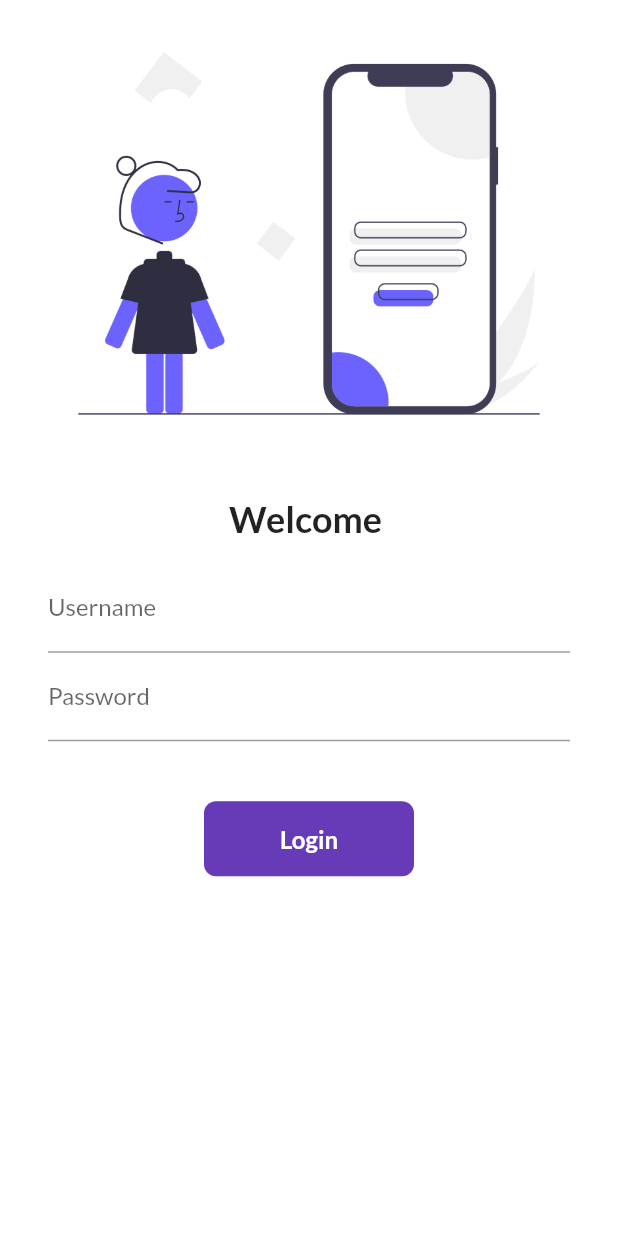
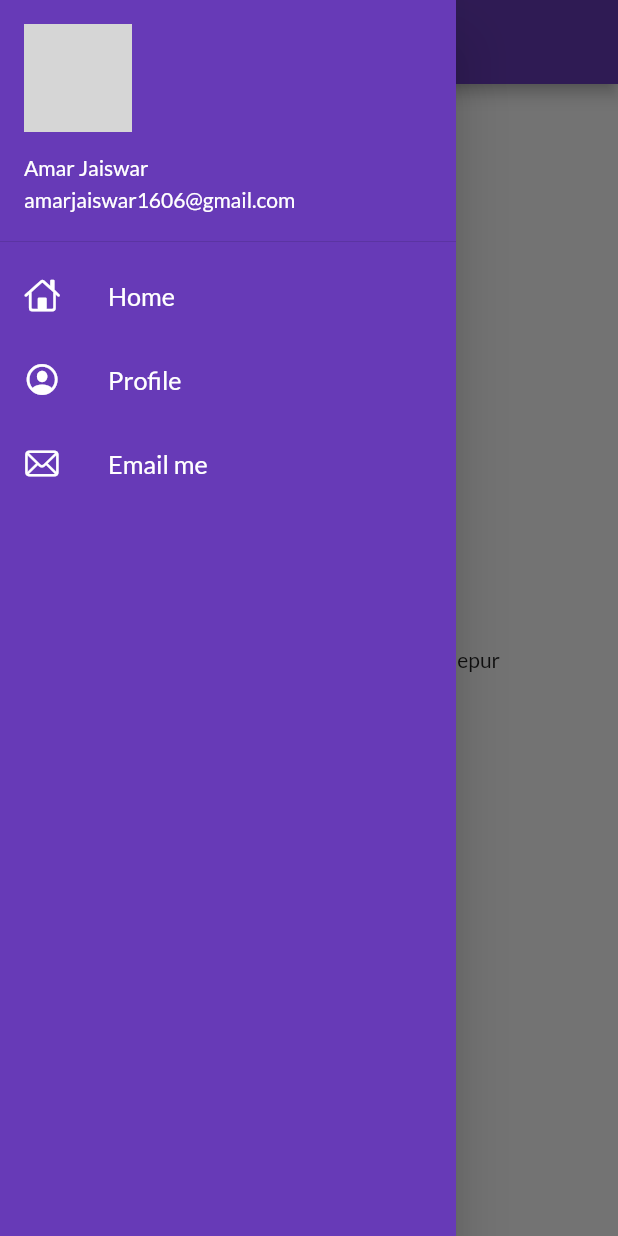
Before and after one commit to amarjaiswar16/flutter-catalog-app, a Flutter app: the screen it shows after launch, with the side drawer open (before the commit the screen has no drawer), on a phone screen of 412 x 824 dp. Run offline on Flutter 3.47's test engine with Material 2 defaults, Android fonts, the phone set to English and light mode, and no system bars; our stand-ins replace google_fonts; network calls fail; grey boxes are pictures that could not be loaded.

Commit message:
Day 8 completed

```diff
--- a/lib/main.dart
+++ b/lib/main.dart
@@ -23,7 +23,8 @@ class MyApp extends StatelessWidget {
         brightness: Brightness.dark,
       ),
       //home: HomePage(),
-      initialRoute: "/",
+      //initialRoute: "/",
+      initialRoute: MyRoutes.homeRoute,
       routes: {
         "/": (context) => LoginPage(),
         MyRoutes.homeRoute: (context) => HomePage(),
--- a/lib/pages/home_page.dart
+++ b/lib/pages/home_page.dart
@@ -1,5 +1,6 @@
 import 'package:flutter/material.dart';
 import 'package:flutter_catalog/pages/login_page.dart';
+import 'package:flutter_catalog/widgets/drawer.dart';
 
 class HomePage extends StatelessWidget {
   const HomePage({super.key});
@@ -18,7 +19,7 @@ class HomePage extends StatelessWidget {
             child: Text('Welcome to $days days of flutter by $name'),
           ),
         ),
-        drawer: Drawer(),
+        drawer: MyDrawer(),
       );
 
   }
--- /dev/null
+++ b/lib/widgets/drawer.dart
@@ -0,0 +1,72 @@
+import 'package:flutter/cupertino.dart';
+import 'package:flutter/material.dart';
+
+class MyDrawer extends StatelessWidget {
+  const MyDrawer({super.key});
+
+  @override
+  Widget build(BuildContext context) {
+    final imageUrl =
+        'https://i0.wp.com/www.wonderslist.com/wp-content/uploads/2016/10/Noah-Mills-Most-Handsome-Man-2017.jpg?resize=500%2C333&ssl=1';
+
+    return Drawer(
+      child: Container(
+        color: Colors.deepPurple,
+        child: ListView(
+          children: [
+            DrawerHeader(
+              padding: EdgeInsets.zero,
+              child: UserAccountsDrawerHeader(
+                margin: EdgeInsets.zero,
+                accountEmail: const Text(
+                  'amarjaiswar1606@gmail.com',
+                ),
+                accountName: const Text('Amar Jaiswar'),
+                currentAccountPicture: CircleAvatar(
+                  backgroundImage: NetworkImage(imageUrl),
+                ),
+              ),
+            ),
+            const ListTile(
+              leading: Icon(
+                CupertinoIcons.home,
+                color: Colors.white,
+              ),
+              title: Text(
+                'Home',
+                style: TextStyle(color: Colors.white),
+                textScaleFactor: 1.2,
+              ),
+            ),
+            const ListTile(
+              leading: Icon(
+                CupertinoIcons.profile_circled,
+                color: Colors.white,
+              ),
+              title: Text(
+                'Profile',
+                style: TextStyle(
+                  color: Colors.white,
+                ),
+                textScaleFactor: 1.2,
+              ),
+            ),
+            const ListTile(
+              leading: Icon(
+                CupertinoIcons.mail,
+                color: Colors.white,
+              ),
+              title: Text(
+                'Email me',
+                style: TextStyle(
+                  color: Colors.white,
+                ),
+                textScaleFactor: 1.2,
+              ),
+            ),
+          ],
+        ),
+      ),
+    );
+  }
+}
```
